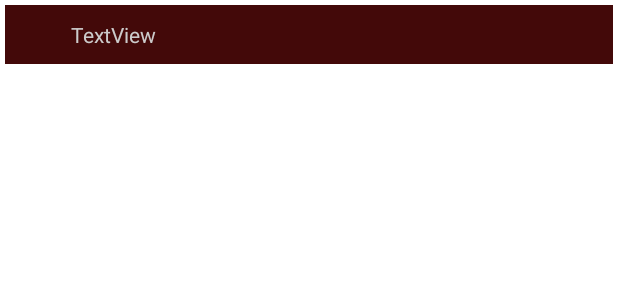
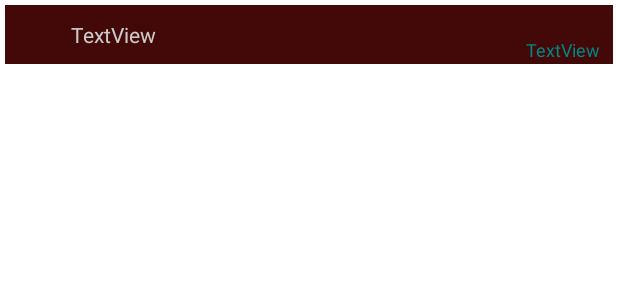
Before and after one commit to TigranMonte/KotlinLessons, an Android app: the layout rc_item.xml on its own in the app's theme, with its tools: preview values and no code run, on a phone screen of 412 x 824 dp. Shown: the top 300 px of the screen. Run offline under Robolectric (Android 15) with nearby library versions, the phone set to English and light mode, and no system bars.

Commit message:
SQLite database app in Kotlin (update function)

```diff
--- a/sqlitekotlin/src/main/java/ru/tikodvlp/sqlitekotlin/db/ListItem.kt
+++ b/sqlitekotlin/src/main/java/ru/tikodvlp/sqlitekotlin/db/ListItem.kt
@@ -6,4 +6,5 @@ class ListItem {
     var title = "empty"
     var desc = "empty"
     var uri = "empty"
+    var time = ""
 }
--- a/sqlitekotlin/src/main/java/ru/tikodvlp/sqlitekotlin/db/MyAdapter.kt
+++ b/sqlitekotlin/src/main/java/ru/tikodvlp/sqlitekotlin/db/MyAdapter.kt
@@ -17,10 +17,12 @@ class MyAdapter (listMain:ArrayList<ListItem>, contextM:Context): RecyclerView.A
 
     class MyHolder(itemView: View, contextV: Context) : RecyclerView.ViewHolder(itemView) {
         val tvTitle: TextView = itemView.findViewById(R.id.tvTitle)
+        val tvTime: TextView = itemView.findViewById(R.id.tvTime)
         val context = contextV
 
         fun setData(item: ListItem) {
             tvTitle.text = item.title
+            tvTime.text = item.time
             itemView.setOnClickListener {
                 val intent = Intent(context, EditActivity::class.java).apply {
                     putExtra(MyIntentConstants.I_TITLE_KEY, item.title)
--- a/sqlitekotlin/src/main/java/ru/tikodvlp/sqlitekotlin/db/MyDbNameClass.kt
+++ b/sqlitekotlin/src/main/java/ru/tikodvlp/sqlitekotlin/db/MyDbNameClass.kt
@@ -7,13 +7,14 @@ object MyDbNameClass : BaseColumns {
     const val COLUMN_NAME_TITLE = "title"
     const val COLUMN_NAME_CONTENT = "content"
     const val COLUMN_NAME_IMAGE_URI = "uri"
+    const val COLUMN_NAME_TIME = "time"
 
     const val DATABASE_VERSION = 2
     const val DATABASE_NAME = "MyLessonDB.db"
 
     const val CREATE_TABLE = "CREATE TABLE IF NOT EXISTS $TABLE_NAME (" +
             "${BaseColumns._ID} INTEGER PRIMARY KEY,$COLUMN_NAME_TITLE TEXT,$COLUMN_NAME_CONTENT TEXT," +
-            "$COLUMN_NAME_IMAGE_URI TEXT)"
+            "$COLUMN_NAME_IMAGE_URI TEXT, $COLUMN_NAME_TIME TEXT)"
 
     const val SQL_DELETE_TABLE = "DROP TABLE IF EXISTS $TABLE_NAME"
 }
--- a/sqlitekotlin/src/main/res/layout/rc_item.xml
+++ b/sqlitekotlin/src/main/res/layout/rc_item.xml
@@ -24,4 +24,18 @@
         app:layout_constraintStart_toStartOf="parent"
         app:layout_constraintTop_toTopOf="parent"
         app:layout_constraintVertical_bias="1.0" />
+
+    <TextView
+        android:id="@+id/tvTime"
+        android:layout_width="wrap_content"
+        android:layout_height="wrap_content"
+        android:layout_marginEnd="8dp"
+        android:layout_marginBottom="8dp"
+        android:text="TextView"
+        android:textColor="@color/teal_700"
+        android:textSize="12sp"
+        app:layout_constraintBottom_toBottomOf="@+id/tvTitle"
+        app:layout_constraintEnd_toEndOf="parent"
+        app:layout_constraintTop_toBottomOf="@+id/tvTitle" />
+
 </androidx.constraintlayout.widget.ConstraintLayout>
```
Also changed, not shown: sqlitekotlin/src/main/java/ru/tikodvlp/sqlitekotlin/EditActivity.kt (+16 -3 lines), sqlitekotlin/src/main/java/ru/tikodvlp/sqlitekotlin/db/MyDbManager.kt (+6 -2 lines).
